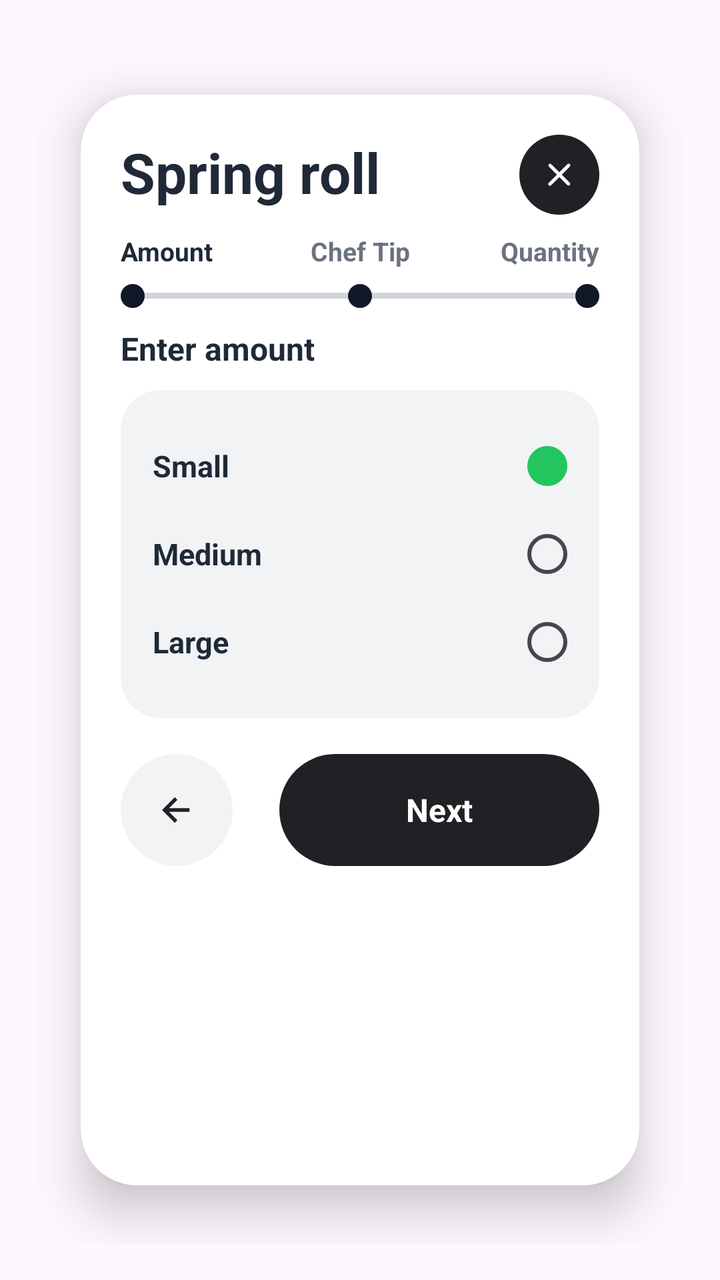
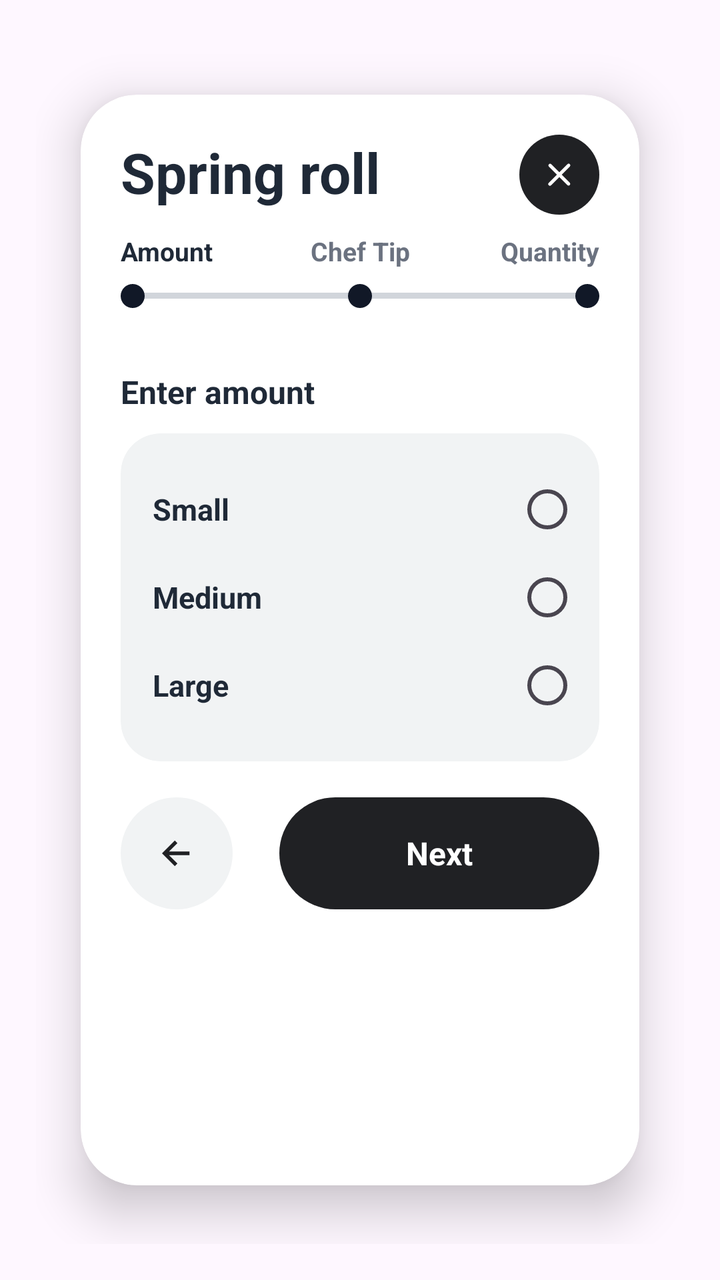

The first picture is an Android layout as it rendered before a commit; the second is the same layout after the commit. The layout source and the unified diff follow.
<!-- AndroidManifest.xml: application theme Theme.StreetFeast -->
<!-- res/layout/sheet_item_customize.xml -->
<?xml version="1.0" encoding="utf-8"?>
<androidx.core.widget.NestedScrollView xmlns:android="http://schemas.android.com/apk/res/android"
    xmlns:app="http://schemas.android.com/apk/res-auto"
    android:layout_width="match_parent"
    android:layout_height="wrap_content"
    android:fillViewport="true"
    android:padding="18dp">

    <androidx.cardview.widget.CardView
        android:layout_width="match_parent"
        android:layout_height="wrap_content"
        app:cardCornerRadius="28dp"
        app:cardElevation="14dp"
        app:cardUseCompatPadding="true"
        app:cardBackgroundColor="@color/sf_bg">

        <androidx.constraintlayout.widget.ConstraintLayout
            android:layout_width="match_parent"
            android:layout_height="wrap_content"
            android:padding="20dp">

            <TextView
                android:id="@+id/tvSheetTitle"
                android:layout_width="0dp"
                android:layout_height="wrap_content"
                android:text="Spring roll"
                android:textSize="28sp"
                android:textColor="@color/sf_text_primary"
                android:textStyle="bold"
                app:layout_constraintStart_toStartOf="parent"
                app:layout_constraintTop_toTopOf="parent"
                app:layout_constraintEnd_toStartOf="@id/btnClose"/>

            <FrameLayout
                android:id="@+id/btnClose"
                android:layout_width="40dp"
                android:layout_height="40dp"
                android:background="@drawable/sf_bg_circle_dark"
                app:layout_constraintTop_toTopOf="parent"
                app:layout_constraintEnd_toEndOf="parent">

                <ImageView
                    android:layout_width="20dp"
                    android:layout_height="20dp"
                    android:layout_gravity="center"
                    android:src="@drawable/ic_close_white_20"/>
            </FrameLayout>

            
            <TextView
                android:id="@+id/l1"
                android:layout_width="0dp"
                android:layout_height="wrap_content"
                android:text="Amount"
                android:textSize="13sp"
                android:textColor="@color/sf_text_primary"
                android:textStyle="bold"
                app:layout_constraintTop_toBottomOf="@id/tvSheetTitle"
                android:layout_marginTop="12dp"
                app:layout_constraintStart_toStartOf="parent"
                app:layout_constraintEnd_toStartOf="@id/l2"
                app:layout_constraintHorizontal_weight="1"/>

            <TextView
                android:id="@+id/l2"
                android:layout_width="0dp"
                android:layout_height="wrap_content"
                android:text="Chef Tip"
                android:textSize="13sp"
                android:textColor="@color/sf_text_secondary"
                android:textStyle="bold"
                app:layout_constraintTop_toTopOf="@id/l1"
                app:layout_constraintStart_toEndOf="@id/l1"
                app:layout_constraintEnd_toStartOf="@id/l3"
                app:layout_constraintHorizontal_weight="1"
                android:gravity="center"/>

            <TextView
                android:id="@+id/l3"
                android:layout_width="0dp"
                android:layout_height="wrap_content"
                android:text="Quantity"
                android:textSize="13sp"
                android:textColor="@color/sf_text_secondary"
                android:textStyle="bold"
                app:layout_constraintTop_toTopOf="@id/l1"
                app:layout_constraintStart_toEndOf="@id/l2"
                app:layout_constraintEnd_toEndOf="parent"
                app:layout_constraintHorizontal_weight="1"
                android:gravity="end"/>

            <View
                android:id="@+id/stepLine"
                android:layout_width="0dp"
                android:layout_height="3dp"
                android:layout_marginTop="12dp"
                android:background="@drawable/sf_step_line"
                app:layout_constraintTop_toBottomOf="@id/l1"
                app:layout_constraintStart_toStartOf="parent"
                app:layout_constraintEnd_toEndOf="parent"/>

            <View
                android:id="@+id/sd1"
                android:layout_width="12dp"
                android:layout_height="12dp"
                android:background="@drawable/sf_step_dot_active"
                app:layout_constraintTop_toTopOf="@id/stepLine"
                app:layout_constraintBottom_toBottomOf="@id/stepLine"
                app:layout_constraintStart_toStartOf="@id/l1" />

            <View
                android:id="@+id/sd2"
                android:layout_width="12dp"
                android:layout_height="12dp"
                android:background="@drawable/sf_step_dot_active"
                app:layout_constraintTop_toTopOf="@id/stepLine"
                app:layout_constraintBottom_toBottomOf="@id/stepLine"
                app:layout_constraintStart_toStartOf="parent"
                app:layout_constraintEnd_toEndOf="parent" />

            <View
                android:id="@+id/sd3"
                android:layout_width="12dp"
                android:layout_height="12dp"
                android:background="@drawable/sf_step_dot_active"
                app:layout_constraintTop_toTopOf="@id/stepLine"
                app:layout_constraintBottom_toBottomOf="@id/stepLine"
                app:layout_constraintEnd_toEndOf="parent" />

            
            <TextView
                android:id="@+id/tvStepTitle1"
                android:layout_width="wrap_content"
                android:layout_height="wrap_content"
                android:text="Enter amount"
                android:textColor="@color/sf_text_primary"
                android:textSize="16sp"
                android:textStyle="bold"
                android:layout_marginTop="14dp"
                app:layout_constraintTop_toBottomOf="@id/stepLine"
                app:layout_constraintStart_toStartOf="parent"/>

            <androidx.cardview.widget.CardView
                android:id="@+id/amountBox"
                android:layout_width="0dp"
                android:layout_height="wrap_content"
                android:layout_marginTop="10dp"
                app:cardCornerRadius="20dp"
                app:cardElevation="0dp"
                app:cardBackgroundColor="@color/sf_chip_bg"
                app:layout_constraintTop_toBottomOf="@id/tvStepTitle1"
                app:layout_constraintStart_toStartOf="parent"
                app:layout_constraintEnd_toEndOf="parent">

                <RadioGroup
                    android:id="@+id/rgSize"
                    android:layout_width="match_parent"
                    android:layout_height="wrap_content"
                    android:padding="16dp"
                    android:orientation="vertical">

                    <LinearLayout
                        android:layout_width="match_parent"
                        android:layout_height="44dp"
                        android:gravity="center_vertical"
                        android:orientation="horizontal">

                        <TextView
                            android:layout_width="0dp"
                            android:layout_height="wrap_content"
                            android:layout_weight="1"
                            android:text="Small"
                            android:textColor="@color/sf_text_primary"
                            android:textSize="15sp"
                            android:textStyle="bold"/>

                        <RadioButton
                            android:id="@+id/rbSmall"
                            android:layout_width="20dp"
                            android:layout_height="20dp"
                            android:button="@drawable/sf_radio_selector"
                            android:checked="true"/>
                    </LinearLayout>

                    <LinearLayout
                        android:layout_width="match_parent"
                        android:layout_height="44dp"
                        android:gravity="center_vertical"
                        android:orientation="horizontal">

                        <TextView
                            android:layout_width="0dp"
                            android:layout_height="wrap_content"
                            android:layout_weight="1"
                            android:text="Medium"
                            android:textColor="@color/sf_text_primary"
                            android:textSize="15sp"
                            android:textStyle="bold"/>

                        <RadioButton
                            android:id="@+id/rbMedium"
                            android:layout_width="20dp"
                            android:layout_height="20dp"
                            android:button="@drawable/sf_radio_selector"/>
                    </LinearLayout>

                    <LinearLayout
                        android:layout_width="match_parent"
                        android:layout_height="44dp"
                        android:gravity="center_vertical"
                        android:orientation="horizontal">

                        <TextView
                            android:layout_width="0dp"
                            android:layout_height="wrap_content"
                            android:layout_weight="1"
                            android:text="Large"
                            android:textColor="@color/sf_text_primary"
                            android:textSize="15sp"
                            android:textStyle="bold"/>

                        <RadioButton
                            android:id="@+id/rbLarge"
                            android:layout_width="20dp"
                            android:layout_height="20dp"
                            android:button="@drawable/sf_radio_selector"/>
                    </LinearLayout>

                </RadioGroup>
            </androidx.cardview.widget.CardView>

            
            <LinearLayout
                android:id="@+id/stepChefTip"
                android:layout_width="0dp"
                android:layout_height="wrap_content"
                android:layout_marginTop="14dp"
                android:orientation="vertical"
                android:visibility="gone"
                app:layout_constraintTop_toBottomOf="@id/stepLine"
                app:layout_constraintStart_toStartOf="parent"
                app:layout_constraintEnd_toEndOf="parent"
                app:layout_constraintBottom_toTopOf="@id/btnBack">

                <TextView
                    android:layout_width="wrap_content"
                    android:layout_height="wrap_content"
                    android:text="Enter chef tip"
                    android:textColor="@color/sf_text_primary"
                    android:textSize="16sp"
                    android:textStyle="bold"/>

                <LinearLayout
                    android:layout_width="match_parent"
                    android:layout_height="wrap_content"
                    android:layout_marginTop="12dp"
                    android:gravity="center_vertical"
                    android:orientation="horizontal">

                    <TextView
                        android:layout_width="wrap_content"
                        android:layout_height="wrap_content"
                        android:text="Suggestion :"
                        android:textColor="@color/sf_text_secondary"
                        android:textSize="13sp"/>

                    <com.google.android.material.chip.Chip
                        android:id="@+id/chipSour"
                        android:layout_width="wrap_content"
                        android:layout_height="36dp"
                        android:layout_marginStart="10dp"
                        android:text="Sour"
                        app:chipCornerRadius="18dp"
                        app:chipBackgroundColor="#E7F0FF"
                        android:textColor="@color/sf_primary"/>

                    <com.google.android.material.chip.Chip
                        android:id="@+id/chipSpicy"
                        android:layout_width="wrap_content"
                        android:layout_height="36dp"
                        android:layout_marginStart="8dp"
                        android:text="Spicy"
                        app:chipCornerRadius="18dp"
                        app:chipBackgroundColor="@color/sf_chip_bg"
                        android:textColor="@color/sf_text_secondary"/>
                </LinearLayout>

                <EditText
                    android:id="@+id/etChefTip"
                    android:layout_width="match_parent"
                    android:layout_height="54dp"
                    android:layout_marginTop="14dp"
                    android:background="@drawable/sf_bg_search"
                    android:hint="Type here"
                    android:paddingStart="18dp"
                    android:paddingEnd="18dp"
                    android:textColor="@color/sf_text_primary"
                    android:textColorHint="@color/sf_text_secondary"/>
            </LinearLayout>

            
            <LinearLayout
                android:id="@+id/stepQty"
                android:layout_width="0dp"
                android:layout_height="wrap_content"
                android:layout_marginTop="14dp"
                android:orientation="vertical"
                android:visibility="gone"
                app:layout_constraintTop_toBottomOf="@id/stepLine"
                app:layout_constraintStart_toStartOf="parent"
                app:layout_constraintEnd_toEndOf="parent"
                app:layout_constraintBottom_toTopOf="@id/btnBack">

                <TextView
                    android:layout_width="wrap_content"
                    android:layout_height="wrap_content"
                    android:text="Enter quantity"
                    android:textColor="@color/sf_text_primary"
                    android:textSize="16sp"
                    android:textStyle="bold"/>

                <androidx.constraintlayout.widget.ConstraintLayout
                    android:layout_width="match_parent"
                    android:layout_height="120dp"
                    android:layout_marginTop="18dp">

                    <FrameLayout
                        android:id="@+id/btnMinus"
                        android:layout_width="64dp"
                        android:layout_height="64dp"
                        android:background="@drawable/sf_bg_circle_dark"
                        app:layout_constraintStart_toStartOf="parent"
                        app:layout_constraintTop_toTopOf="parent"
                        app:layout_constraintBottom_toBottomOf="parent">

                        <TextView
                            android:layout_width="match_parent"
                            android:layout_height="match_parent"
                            android:gravity="center"
                            android:text="−"
                            android:textColor="@color/sf_white"
                            android:textSize="28sp"
                            android:textStyle="bold"/>
                    </FrameLayout>

                    <TextView
                        android:id="@+id/tvQty"
                        android:layout_width="wrap_content"
                        android:layout_height="wrap_content"
                        android:text="1"
                        android:textColor="@color/sf_text_primary"
                        android:textSize="56sp"
                        android:textStyle="bold"
                        app:layout_constraintStart_toStartOf="parent"
                        app:layout_constraintEnd_toEndOf="parent"
                        app:layout_constraintTop_toTopOf="parent"
                        app:layout_constraintBottom_toBottomOf="parent"/>

                    <FrameLayout
                        android:id="@+id/btnPlus"
                        android:layout_width="64dp"
                        android:layout_height="64dp"
                        android:background="@drawable/sf_bg_circle_dark"
                        app:layout_constraintEnd_toEndOf="parent"
                        app:layout_constraintTop_toTopOf="parent"
                        app:layout_constraintBottom_toBottomOf="parent">

                        <TextView
                            android:layout_width="match_parent"
                            android:layout_height="match_parent"
                            android:gravity="center"
                            android:text="+"
                            android:textColor="@color/sf_white"
                            android:textSize="28sp"
                            android:textStyle="bold"/>
                    </FrameLayout>

                </androidx.constraintlayout.widget.ConstraintLayout>
            </LinearLayout>

            
            <FrameLayout
                android:id="@+id/btnBack"
                android:layout_width="56dp"
                android:layout_height="56dp"
                android:layout_marginTop="18dp"
                android:background="@drawable/sf_bg_chip"
                app:layout_constraintTop_toBottomOf="@id/amountBox"
                app:layout_constraintStart_toStartOf="parent"
                app:layout_constraintBottom_toBottomOf="parent">

                <ImageView
                    android:layout_width="22dp"
                    android:layout_height="22dp"
                    android:layout_gravity="center"
                    android:src="@drawable/ic_arrow_left_20"/>
            </FrameLayout>

            <TextView
                android:id="@+id/btnNext"
                android:layout_width="160dp"
                android:layout_height="56dp"
                android:background="@drawable/sf_bg_btn_black"
                android:gravity="center"
                android:text="Next"
                android:textColor="@color/sf_white"
                android:textSize="16sp"
                android:textStyle="bold"
                app:layout_constraintTop_toTopOf="@id/btnBack"
                app:layout_constraintBottom_toBottomOf="@id/btnBack"
                app:layout_constraintEnd_toEndOf="parent"/>
        </androidx.constraintlayout.widget.ConstraintLayout>
    </androidx.cardview.widget.CardView>
</androidx.core.widget.NestedScrollView>
<!-- resources referenced by this layout -->
<resources>
  <color name="sf_bg">#FFFFFF</color>
  <color name="sf_chip_bg">#F1F3F4</color>
  <color name="sf_primary">#4186F6</color>
  <color name="sf_text_primary">#1F2937</color>
  <color name="sf_text_secondary">#6B7280</color>
  <color name="sf_white">#FFFFFF</color>
  <!-- drawable ic_arrow_left_20 (drawable) -->
  <vector xmlns:android="http://schemas.android.com/apk/res/android"
      android:width="20dp" android:height="20dp"
      android:viewportWidth="24" android:viewportHeight="24">
      <path android:fillColor="#202124"
          android:pathData="M19,11H7.83l4.58,-4.59L11,5l-7,7 7,7 1.41,-1.41L7.83,13H19z"/>
  </vector>
  <!-- drawable sf_bg_btn_black (drawable) -->
  <?xml version="1.0" encoding="utf-8"?>
  
  <shape xmlns:android="http://schemas.android.com/apk/res/android">
      <solid android:color="@color/sf_black"/>
      <corners android:radius="999dp"/>
  </shape>
  <!-- drawable sf_bg_chip (drawable) -->
  <?xml version="1.0" encoding="utf-8"?>
  
  <shape xmlns:android="http://schemas.android.com/apk/res/android">
      <solid android:color="@color/sf_chip_bg" />
      <corners android:radius="28dp" />
  </shape>
  <!-- drawable sf_bg_circle_dark (drawable) -->
  <?xml version="1.0" encoding="utf-8"?>
  
  <shape xmlns:android="http://schemas.android.com/apk/res/android">
      <solid android:color="@color/sf_black" />
      <corners android:radius="999dp" />
  </shape>
  <!-- drawable sf_bg_search (drawable) -->
  <?xml version="1.0" encoding="utf-8"?>
  
  <shape xmlns:android="http://schemas.android.com/apk/res/android">
      <solid android:color="@color/sf_chip_bg" />
      <corners android:radius="28dp" />
  </shape>
  <!-- drawable sf_radio_selector (drawable) -->
  <?xml version="1.0" encoding="utf-8"?>
  
  <selector xmlns:android="http://schemas.android.com/apk/res/android">
      <item android:state_checked="true" android:drawable="@drawable/sf_radio_checked"/>
      <item android:drawable="@drawable/sf_radio_unchecked"/>
  </selector>
  <!-- drawable sf_step_dot_active (drawable) -->
  <?xml version="1.0" encoding="utf-8"?>
  
  <shape xmlns:android="http://schemas.android.com/apk/res/android">
      <size android:width="@dimen/sf_step_dot" android:height="@dimen/sf_step_dot"/>
      <solid android:color="@color/sf_dot_active"/>
      <corners android:radius="999dp"/>
  </shape>
  <!-- drawable sf_step_line (drawable) -->
  <?xml version="1.0" encoding="utf-8"?>
  
  <shape xmlns:android="http://schemas.android.com/apk/res/android">
      <size android:height="@dimen/sf_step_line_h"/>
      <solid android:color="@color/sf_divider"/>
      <corners android:radius="999dp"/>
  </shape>
  <style name="Theme.StreetFeast" parent="Base.Theme.StreetFeast" />
  <color name="sf_black">#202124</color>
  <!-- drawable sf_radio_checked (drawable) -->
  <?xml version="1.0" encoding="utf-8"?>
  
  <shape xmlns:android="http://schemas.android.com/apk/res/android" android:shape="oval">
      <size android:width="20dp" android:height="20dp"/>
      <solid android:color="@color/sf_bg"/>
      <stroke android:width="2dp" android:color="@color/sf_primary"/>
  </shape>
  <!-- drawable sf_radio_unchecked (drawable) -->
  <?xml version="1.0" encoding="utf-8"?>
  
  <shape xmlns:android="http://schemas.android.com/apk/res/android" android:shape="oval">
      <size android:width="20dp" android:height="20dp"/>
      <solid android:color="@android:color/transparent"/>
      <stroke android:width="2dp" android:color="#D3D7DD"/>
  </shape>
  <dimen name="sf_step_dot">12dp</dimen>
  <color name="sf_dot_active">#111827</color>
  <dimen name="sf_step_line_h">2dp</dimen>
  <color name="sf_divider">#D1D5DB</color>
  <color name="action_primary">#22C55E</color>
  <color name="white">#FFFFFFFF</color>
  <color name="text_primary">#1F2937</color>
  <color name="text_secondary">#6B7280</color>
  <!-- unchanged entries left out for length: 2 -->
</resources>

<!-- the commit's change to res/layout/sheet_item_customize.xml (unified diff, before → after) -->
@@ -127,6 +127,23 @@
                 app:layout_constraintBottom_toBottomOf="@id/stepLine"
                 app:layout_constraintEnd_toEndOf="parent" />
 
+            <TextView
+                android:id="@+id/tvStepSummary"
+                android:layout_width="0dp"
+                android:layout_height="wrap_content"
+                android:layout_marginTop="8dp"
+                android:textColor="@color/sf_text_secondary"
+                android:textSize="13sp"
+                android:ellipsize="end"
+                android:singleLine="true"
+                app:autoSizeTextType="uniform"
+                app:autoSizeMinTextSize="11sp"
+                app:autoSizeMaxTextSize="14sp"
+                app:autoSizeStepGranularity="1sp"
+                app:layout_constraintTop_toBottomOf="@id/stepLine"
+                app:layout_constraintStart_toStartOf="parent"
+                app:layout_constraintEnd_toEndOf="parent"/>
+
             
             <TextView
                 android:id="@+id/tvStepTitle1"
@@ -136,8 +153,8 @@
                 android:textColor="@color/sf_text_primary"
                 android:textSize="16sp"
                 android:textStyle="bold"
-                android:layout_marginTop="14dp"
-                app:layout_constraintTop_toBottomOf="@id/stepLine"
+                android:layout_marginTop="10dp"
+                app:layout_constraintTop_toBottomOf="@id/tvStepSummary"
                 app:layout_constraintStart_toStartOf="parent"/>
 
             <androidx.cardview.widget.CardView
@@ -178,8 +195,7 @@
                             android:id="@+id/rbSmall"
                             android:layout_width="20dp"
                             android:layout_height="20dp"
-                            android:button="@drawable/sf_radio_selector"
-                            android:checked="true"/>
+                            android:button="@drawable/sf_radio_selector"/>
                     </LinearLayout>
 
                     <LinearLayout
@@ -237,7 +253,7 @@
                 android:layout_marginTop="14dp"
                 android:orientation="vertical"
                 android:visibility="gone"
-                app:layout_constraintTop_toBottomOf="@id/stepLine"
+                app:layout_constraintTop_toBottomOf="@id/tvStepSummary"
                 app:layout_constraintStart_toStartOf="parent"
                 app:layout_constraintEnd_toEndOf="parent"
                 app:layout_constraintBottom_toTopOf="@id/btnBack">
@@ -250,52 +266,134 @@
                     android:textSize="16sp"
                     android:textStyle="bold"/>
 
-                <LinearLayout
+                <HorizontalScrollView
                     android:layout_width="match_parent"
                     android:layout_height="wrap_content"
                     android:layout_marginTop="12dp"
-                    android:gravity="center_vertical"
-                    android:orientation="horizontal">
-
-                    <TextView
+                    android:overScrollMode="never"
+                    android:scrollbars="none">
+
+                    <LinearLayout
                         android:layout_width="wrap_content"
                         android:layout_height="wrap_content"
-                        android:text="Suggestion :"
-                        android:textColor="@color/sf_text_secondary"
-                        android:textSize="13sp"/>
-
-                    <com.google.android.material.chip.Chip
-                        android:id="@+id/chipSour"
-                        android:layout_width="wrap_content"
-                        android:layout_height="36dp"
-                        android:layout_marginStart="10dp"
-                        android:text="Sour"
-                        app:chipCornerRadius="18dp"
-                        app:chipBackgroundColor="#E7F0FF"
-                        android:textColor="@color/sf_primary"/>
-
-                    <com.google.android.material.chip.Chip
-                        android:id="@+id/chipSpicy"
-                        android:layout_width="wrap_content"
-                        android:layout_height="36dp"
-                        android:layout_marginStart="8dp"
-                        android:text="Spicy"
-                        app:chipCornerRadius="18dp"
-                        app:chipBackgroundColor="@color/sf_chip_bg"
-                        android:textColor="@color/sf_text_secondary"/>
-                </LinearLayout>
+                        android:gravity="center_vertical"
+                        android:orientation="horizontal">
+
+                        <TextView
+                            android:layout_width="wrap_content"
+                            android:layout_height="wrap_content"
+                            android:text="Suggestion :"
+                            android:textColor="@color/sf_text_secondary"
+                            android:textSize="13sp"/>
+
+                        <com.google.android.material.chip.ChipGroup
+                            android:id="@+id/chipGroupSuggestions"
+                            android:layout_width="wrap_content"
+                            android:layout_height="wrap_content"
+                            android:layout_marginStart="8dp"
+                            app:singleSelection="true">
+
+                            <com.google.android.material.chip.Chip
+                                android:id="@+id/chipSour"
+                                android:layout_width="wrap_content"
+                                android:layout_height="36dp"
+                                android:layout_marginEnd="8dp"
+                                android:text="Sour"
+                                android:checkable="true"
+                                app:chipCornerRadius="18dp"
+                                app:chipBackgroundColor="#E7F0FF"
+                                android:textColor="@color/sf_primary"/>
+
+                            <com.google.android.material.chip.Chip
+                                android:id="@+id/chipSpicy"
+                                android:layout_width="wrap_content"
+                                android:layout_height="36dp"
+                                android:text="Spicy"
+                                android:checkable="true"
+                                app:chipCornerRadius="18dp"
+                                app:chipBackgroundColor="@color/sf_chip_bg"
+                                android:textColor="@color/sf_text_secondary"/>
+
+                            <com.google.android.material.chip.Chip
+                                android:id="@+id/chipLessSalty"
+                                android:layout_width="wrap_content"
+                                android:layout_height="36dp"
+                                android:text="Less salty"
+                                android:checkable="true"
+                                app:chipCornerRadius="18dp"
+                                app:chipBackgroundColor="@color/sf_chip_bg"
+                                android:textColor="@color/sf_text_secondary"/>
+
+                            <com.google.android.material.chip.Chip
+                                android:id="@+id/chipCrispier"
+                                android:layout_width="wrap_content"
+                                android:layout_height="36dp"
+                                android:text="Crispier"
+                                android:checkable="true"
+                                app:chipCornerRadius="18dp"
+                                app:chipBackgroundColor="@color/sf_chip_bg"
+                                android:textColor="@color/sf_text_secondary"/>
+
+                            <com.google.android.material.chip.Chip
+                                android:id="@+id/chipNoOnions"
+                                android:layout_width="wrap_content"
+                                android:layout_height="36dp"
+                                android:text="No onions"
+                                android:checkable="true"
+                                app:chipCornerRadius="18dp"
+                                app:chipBackgroundColor="@color/sf_chip_bg"
+                                android:textColor="@color/sf_text_secondary"/>
+
+                            <com.google.android.material.chip.Chip
+                                android:id="@+id/chipExtraSauce"
+                                android:layout_width="wrap_content"
+                                android:layout_height="36dp"
+                                android:text="Extra sauce"
+                                android:checkable="true"
+                                app:chipCornerRadius="18dp"
+                                app:chipBackgroundColor="@color/sf_chip_bg"
+                                android:textColor="@color/sf_text_secondary"/>
+
+                            <com.google.android.material.chip.Chip
+                                android:id="@+id/chipMildSpice"
+                                android:layout_width="wrap_content"
+                                android:layout_height="36dp"
+                                android:text="Mild spice"
+                                android:checkable="true"
+                                app:chipCornerRadius="18dp"
+                                app:chipBackgroundColor="@color/sf_chip_bg"
+                                android:textColor="@color/sf_text_secondary"/>
+                        </com.google.android.material.chip.ChipGroup>
+                    </LinearLayout>
+                </HorizontalScrollView>
+
+                <TextView
+                    android:id="@+id/tvTipKeywords"
+                    android:layout_width="match_parent"
+                    android:layout_height="wrap_content"
+                    android:layout_marginTop="8dp"
+                    android:text="Spicy • Less salt • Extra crispy • No onions • Extra sauce"
+                    android:textColor="@color/sf_text_secondary"
+                    android:textSize="12sp"
+                    android:maxLines="1"
+                    android:ellipsize="end"/>
 
                 <EditText
                     android:id="@+id/etChefTip"
                     android:layout_width="match_parent"
-                    android:layout_height="54dp"
+                    android:layout_height="wrap_content"
+                    android:minLines="3"
+                    android:maxLines="5"
                     android:layout_marginTop="14dp"
                     android:background="@drawable/sf_bg_search"
                     android:hint="Type here"
                     android:paddingStart="18dp"
                     android:paddingEnd="18dp"
                     android:textColor="@color/sf_text_primary"
-                    android:textColorHint="@color/sf_text_secondary"/>
+                    android:textColorHint="@color/sf_text_secondary"
+                    android:scrollbars="vertical"
+                    android:nestedScrollingEnabled="true"
+                    android:inputType="textMultiLine"/>
             </LinearLayout>
 
             
@@ -306,7 +404,7 @@
                 android:layout_marginTop="14dp"
                 android:orientation="vertical"
                 android:visibility="gone"
-                app:layout_constraintTop_toBottomOf="@id/stepLine"
+                app:layout_constraintTop_toBottomOf="@id/tvStepSummary"
                 app:layout_constraintStart_toStartOf="parent"
                 app:layout_constraintEnd_toEndOf="parent"
                 app:layout_constraintBottom_toTopOf="@id/btnBack">
